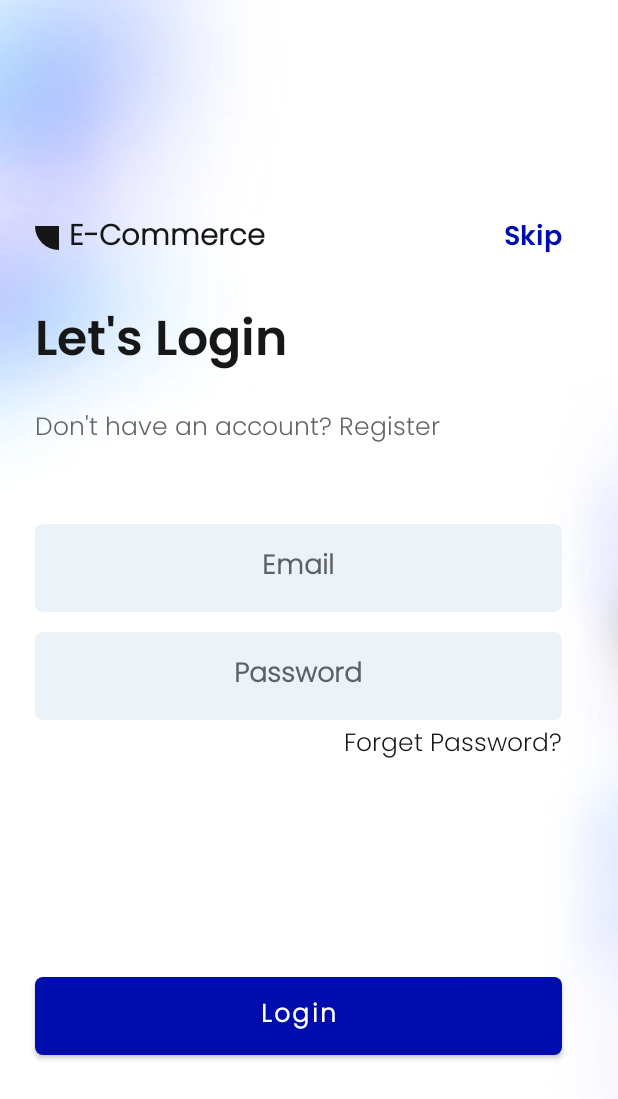
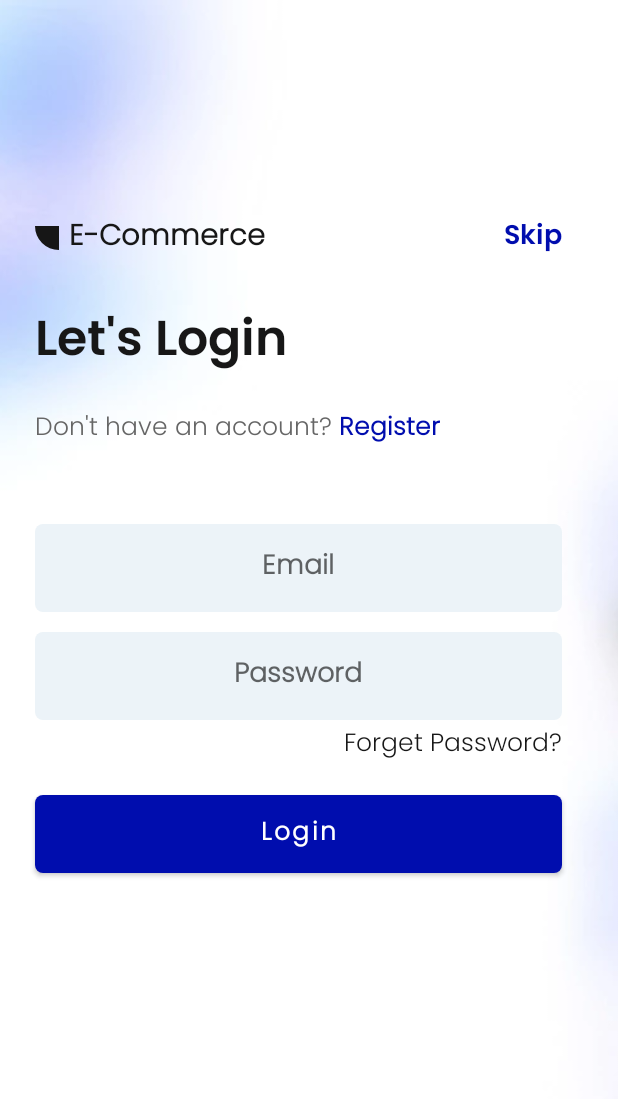
Before and after one commit to abdallah-marwad/E-Commerce_Application, an Android app: the LoginFragment screen opened through its navigation route, on a phone screen of 412 x 824 dp. Shown: the top 1099 px of the screen. Run offline under Robolectric (Android 15) with nearby library versions, the phone set to English and light mode, and no system bars; our stand-ins replace Dagger/Hilt's generated code, EventBus, Firebase (no records; nobody signed in at launch, a user with empty details on screens opened directly), sdp/ssp sizes; plain views replace CircularProgressButton.

Commit message:
feat : navigation between login and register

```diff
--- a/app/src/main/java/com/abdallah/ecommerce/ui/fragment/loginRegister/login/LoginFragment.kt
+++ b/app/src/main/java/com/abdallah/ecommerce/ui/fragment/loginRegister/login/LoginFragment.kt
@@ -13,6 +13,7 @@ import androidx.annotation.RequiresApi
 import androidx.fragment.app.Fragment
 import androidx.fragment.app.viewModels
 import androidx.lifecycle.lifecycleScope
+import androidx.navigation.fragment.findNavController
 import com.abdallah.ecommerce.R
 import com.abdallah.ecommerce.data.sharedPreferences.SharedPreferencesHelper
 import com.abdallah.ecommerce.databinding.FragmentLoginBinding
@@ -53,14 +54,17 @@ class LoginFragment : Fragment(R.layout.fragment_login), View.OnClickListener {
         loginCallBack()
         validationCallBack()
         resetPasswordCallBack()
-        skipOnClick()
+        fragOnClick()
     }
 
-    private fun skipOnClick() {
-        binding.skip.setOnClickListener{
-            SharedPreferencesHelper.addBoolean(Constant.IS_SKIP,true)
-            startActivity(Intent(context , ShoppingActivity::class.java))
+    private fun fragOnClick() {
+        binding.skip.setOnClickListener {
+            SharedPreferencesHelper.addBoolean(Constant.IS_SKIP, true)
+            startActivity(Intent(context, ShoppingActivity::class.java))
             requireActivity().finish()
+        }
+        binding.register.setOnClickListener {
+            findNavController().navigate(R.id.action_loginFragment_to_registerFragment)
         }
     }
 
--- a/app/src/main/java/com/abdallah/ecommerce/utils/Constant.kt
+++ b/app/src/main/java/com/abdallah/ecommerce/utils/Constant.kt
@@ -7,6 +7,7 @@ object Constant {
     const val PLS_ENTER_VALID_PHONE = "Please enter valid phone number"
     const val PLS_ENTER_VALID_EMAIL = "Please enter valid email"
     const val NOT_FIRST_TIME = "not first time"
+    const val BEST_DEALS_TRANSACTION_NAME = "best deals transition"
     const val IS_LOGGED_IN = "is logged in"
     const val IS_SKIP = "is skip"
     const val HOME_LIMIT_ITEMS : Long= 8
--- a/app/src/main/res/layout/fragment_login.xml
+++ b/app/src/main/res/layout/fragment_login.xml
@@ -12,7 +12,7 @@
         android:scaleType="centerCrop"
         android:src="@drawable/blury_background"
         app:layout_constraintTop_toBottomOf="parent"
-        tools:layout_editor_absoluteX="16dp" />
+        tools:layout_editor_absoluteX="0dp" />
 
     <TextView
         android:id="@+id/tv_app_name_Login"
@@ -49,7 +49,7 @@
     <TextView
         android:id="@+id/skip"
         android:layout_width="wrap_content"
-        android:layout_height="wrap_content"
+        android:layout_height="@dimen/_40sdp"
         android:fontFamily="@font/poppins_thin"
         android:gravity="center"
         android:text="@string/skip"
@@ -70,6 +70,21 @@
         android:textColor="@color/g_gray700"
         android:textSize="@dimen/_13sdp"
         app:layout_constraintStart_toStartOf="@id/tv_lets_login"
+        app:layout_constraintTop_toBottomOf="@id/tv_lets_login" />
+
+    <TextView
+        android:id="@+id/register"
+        android:layout_width="wrap_content"
+        android:layout_height="@dimen/_40sdp"
+        android:layout_marginTop="@dimen/_12sdp"
+        android:fontFamily="@font/poppins_light"
+        android:gravity="center_vertical"
+        android:text="@string/g_register"
+        android:textColor="@color/app_theme_color"
+        android:textSize="@dimen/_13sdp"
+        android:textStyle="bold"
+        app:layout_constraintBottom_toBottomOf="@+id/tv_dont_have_account"
+        app:layout_constraintStart_toEndOf="@id/tv_dont_have_account"
         app:layout_constraintTop_toBottomOf="@id/tv_lets_login" />
 
     <EditText
@@ -125,12 +140,10 @@
         android:text="@string/g_log_in"
         android:textColor="@color/white"
         android:textStyle="bold"
-        app:layout_constraintBottom_toBottomOf="parent"
         app:layout_constraintEnd_toStartOf="@+id/guideline"
         app:layout_constraintStart_toStartOf="@+id/ed_password_login"
         app:layout_constraintTop_toBottomOf="@+id/forgetPassword"
         app:spinning_bar_color="@color/white" />
-
 
 
     <androidx.constraintlayout.widget.Guideline
--- a/app/src/main/res/values/strings.xml
+++ b/app/src/main/res/values/strings.xml
@@ -6,7 +6,8 @@
     <string name="g_log_in">Login</string>
     <string name="g_register">Register</string>
     <string name="lets_login">Let\'s Login</string>
-    <string name="dont_have_account">"Don't have an account? Register "</string>
+    <string name="dont_have_account">"Don't have an account? "</string>
+    <string name="have_account">"have an account? "</string>
     <string name="email">Email</string>
     <string name="password">Password</string>
     <string name="forget_password">Forget Password?</string>
```
Also changed, not shown: app/src/main/java/com/abdallah/ecommerce/ui/fragment/loginRegister/registeration/RegisterFragment.kt (+6 -4 lines), app/src/main/java/com/abdallah/ecommerce/ui/fragment/shopping/allProducts/adapter/AllCategoriesAdapter.kt (+6 -3 lines), app/src/main/java/com/abdallah/ecommerce/ui/fragment/shopping/productDetails/ProductDetailsFragment.kt (+0 -30 lines), app/src/main/res/layout/fragment_register.xml (+15 -1 lines).
